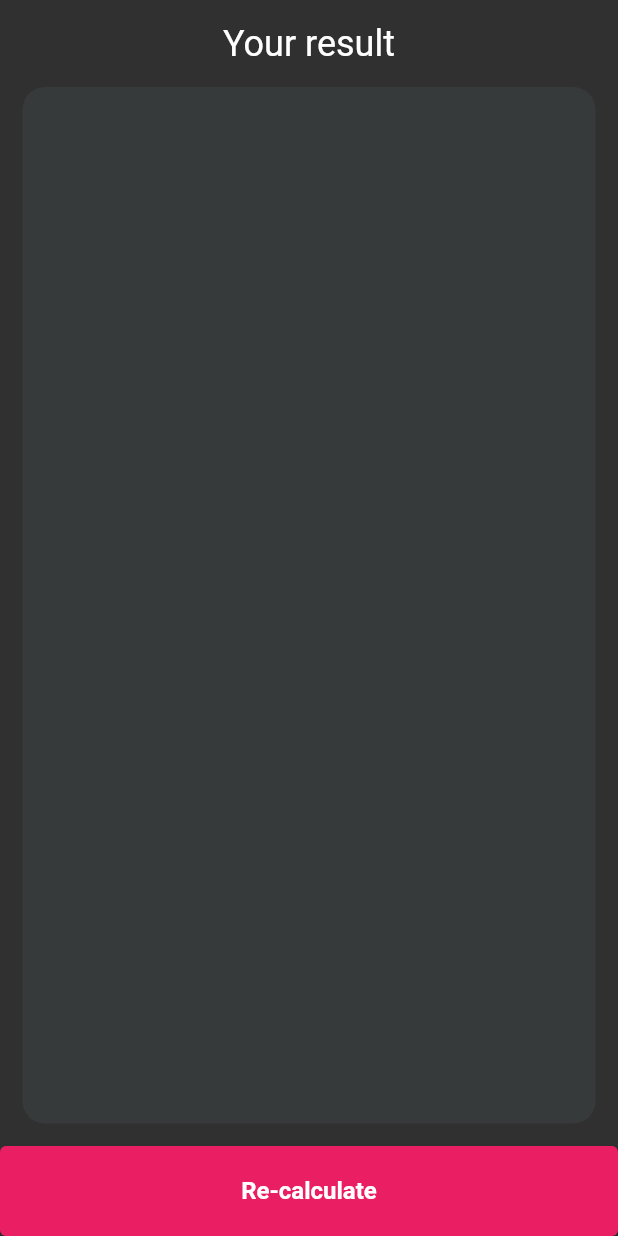
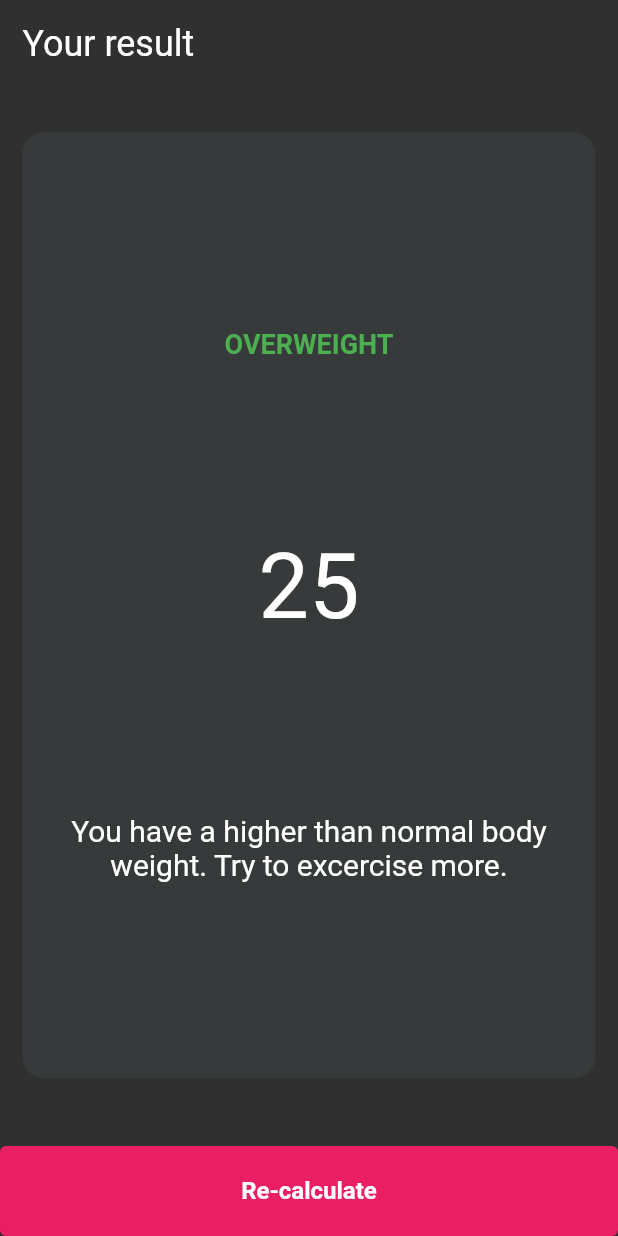
Before and after one commit to sammyodiagbe/bmi_calculator, a Flutter app: the ResultScreen screen opened by its route, on a phone screen of 412 x 824 dp. Run offline on Flutter 3.47's test engine with Material 2 defaults, Android fonts, the phone set to English and light mode, and no system bars; our stand-ins replace font_awesome_flutter.

Commit message:
design result page

```diff
--- a/lib/constants.dart
+++ b/lib/constants.dart
@@ -2,12 +2,19 @@ import 'package:flutter/material.dart';
 
 const defaultBackgroundColor = Color.fromARGB(255, 54, 58, 59);
 
-const defaultTitleTextStyle = TextStyle(fontSize: 24);
+const defaultTitleTextStyle = TextStyle(
+  fontSize: 24,
+);
 const textTitleStyle = TextStyle(
   fontSize: 16,
   color: Colors.grey,
 );
 
+const weightTextStyle = TextStyle(
+  fontSize: 18,
+  fontWeight: FontWeight.bold,
+  color: Colors.green,
+);
 const numbersTextStyle = TextStyle(
   fontSize: 40,
   fontWeight: FontWeight.bold,
@@ -25,8 +32,12 @@ const buttonTextStyle = TextStyle(
 );
 
 const resultTextScreenStyle = TextStyle(
-  fontSize: 36,
+  fontSize: 60,
   // fontWeight: FontWeight.bold,
+);
+
+const feedbackTextStyle = TextStyle(
+  fontSize: 20,
 );
 
 const heightAndAgeTextStyle =
--- a/lib/resultScreen.dart
+++ b/lib/resultScreen.dart
@@ -12,7 +12,7 @@ class ResultScreen extends StatelessWidget {
             child: Container(
           padding: EdgeInsets.all(15),
           child: Column(
-            mainAxisAlignment: MainAxisAlignment.start,
+            crossAxisAlignment: CrossAxisAlignment.start,
             children: [
               Text(
                 'Your result',
@@ -21,6 +21,27 @@ class ResultScreen extends StatelessWidget {
               SizedBox(height: 15),
               Expanded(
                 child: Container(
+                  padding: EdgeInsets.all(15),
+                  child: Column(
+                    mainAxisAlignment: MainAxisAlignment.spaceEvenly,
+                    crossAxisAlignment: CrossAxisAlignment.center,
+                    children: [
+                      Text(
+                        'Overweight'.toUpperCase(),
+                        style: weightTextStyle,
+                      ),
+                      Text(
+                        '25',
+                        style: resultTextScreenStyle,
+                      ),
+                      Text(
+                        'You have a higher than normal body weight. Try to excercise more.',
+                        style: feedbackTextStyle,
+                        textAlign: TextAlign.center,
+                      )
+                    ],
+                  ),
+                  margin: EdgeInsets.symmetric(vertical: 30),
                   decoration: BoxDecoration(
                       color: defaultBackgroundColor,
                       borderRadius: BorderRadius.circular(15)),
```
